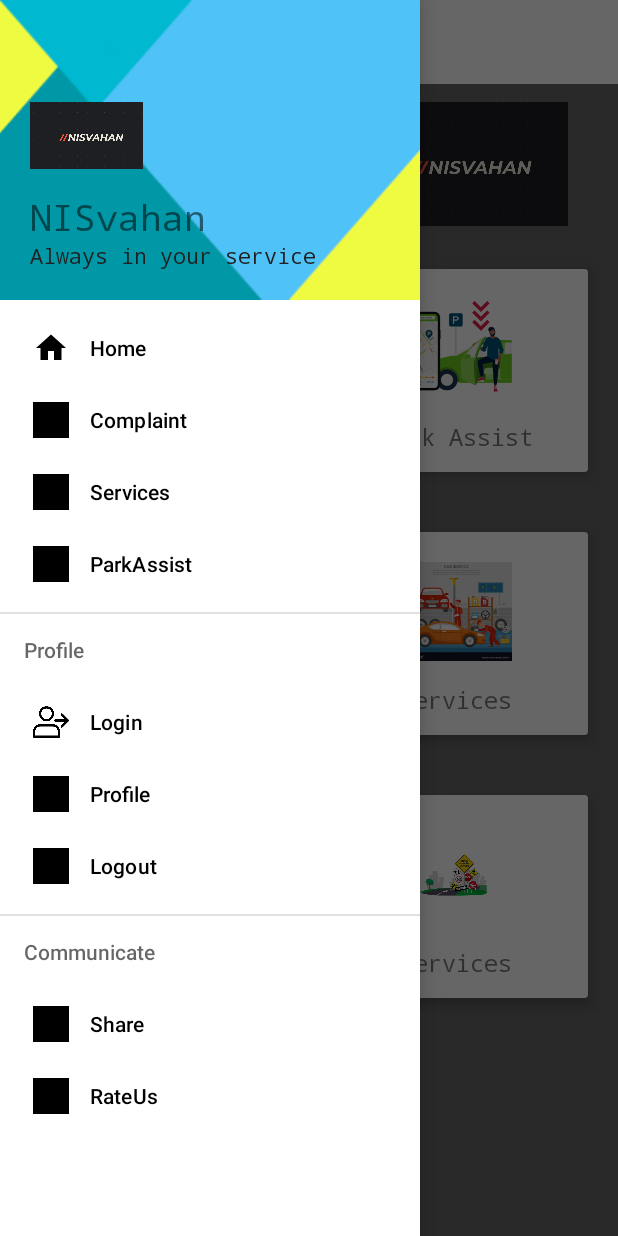
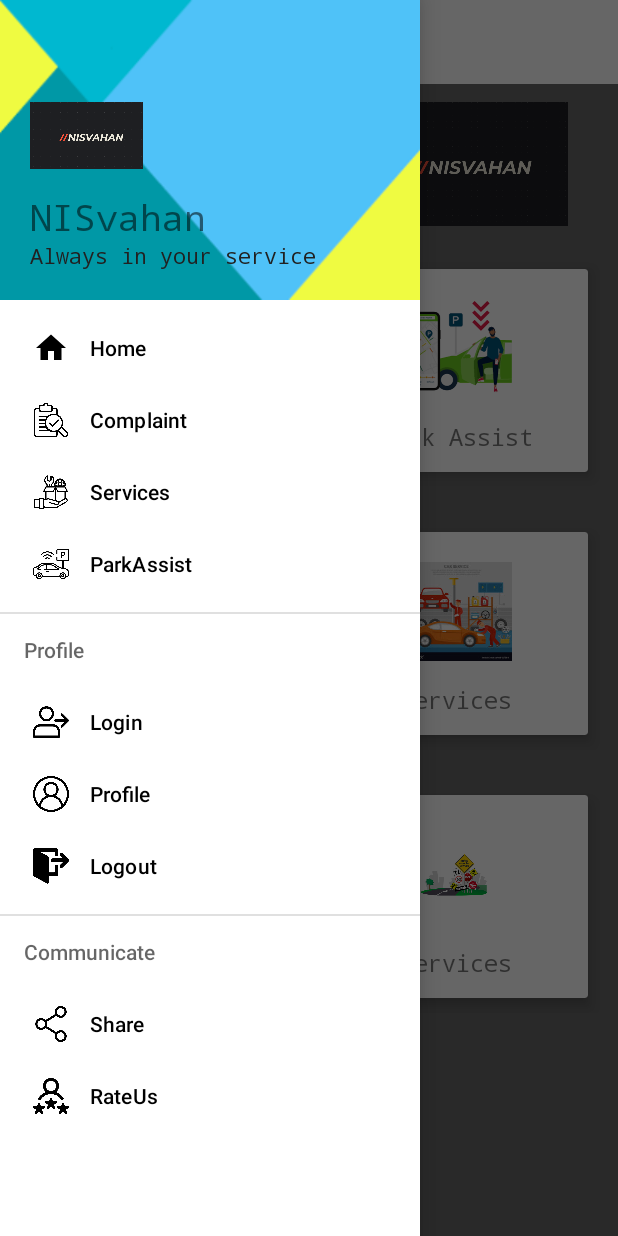
Before and after one commit to rohhhit31/NISvahan, an Android app: the screen it shows after launch (MainActivity), with the side drawer open, on a phone screen of 412 x 824 dp. Run offline under Robolectric (Android 15) with nearby library versions, the light colour scheme and no system bars.

Commit message:
m ni dera

```diff
--- a/app/src/main/res/layout/activity_main.xml
+++ b/app/src/main/res/layout/activity_main.xml
@@ -7,10 +7,12 @@
     android:layout_height="match_parent"
     tools:context=".MainActivity"
     android:fitsSystemWindows="true"
-    tools:openDrawer="start">
+    tools:openDrawer="start"
+    >
     <include
         android:id="@+id/aToolbar"
-        layout="@layout/toolbar"></include>
+        layout="@layout/toolbar"
+        ></include>
 
     <com.google.android.material.navigation.NavigationView
         android:layout_width="wrap_content"
--- a/app/src/main/res/layout/toolbar.xml
+++ b/app/src/main/res/layout/toolbar.xml
@@ -1,6 +1,7 @@
 <?xml version="1.0" encoding="utf-8"?>
 <androidx.appcompat.widget.Toolbar xmlns:android="http://schemas.android.com/apk/res/android"
     android:layout_width="match_parent"
-    android:layout_height="match_parent">
+    android:layout_height="match_parent"
+   >
 
 </androidx.appcompat.widget.Toolbar>
--- a/app/src/main/res/menu/main_menu.xml
+++ b/app/src/main/res/menu/main_menu.xml
@@ -7,15 +7,15 @@
             android:title="@string/home" />
         <item
             android:id="@+id/nav_Complaint"
-            android:icon="@drawable/img"
+            android:icon="@drawable/compmenu"
             android:title="@string/Complaint" />
         <item
             android:id="@+id/nav_Services"
-            android:icon="@drawable/img_3"
+            android:icon="@drawable/servicesmenu"
             android:title="@string/services" />
         <item
             android:id="@+id/nav_parkassist"
-            android:icon="@drawable/img_1"
+            android:icon="@drawable/parkmenu"
             android:title="@string/parkassist" />
     </group>
 
@@ -39,7 +39,7 @@
     </item>
 
 
-    <item android:title="Communicate">
+    <item android:title="@string/communicate">
         <menu>
             <item
                 android:id="@+id/nav_share"
--- a/app/src/main/res/values/strings.xml
+++ b/app/src/main/res/values/strings.xml
@@ -14,5 +14,6 @@
     <string name="RateUs" >RateUs</string>
     <string name="navigation_drawer_open">Open navigation drawer</string>
     <string name="navigation_drawer_close">Close navigation drawer</string>
+    <string name="communicate">Communicate</string>
 
 </resources>
```
Also changed, not shown: app/src/main/res/drawable/abba2.png (added), app/src/main/res/drawable/compmenu.png (added), app/src/main/res/drawable/logout.png, app/src/main/res/drawable/nulll.png (added), app/src/main/res/drawable/nulll2.png (added), app/src/main/res/drawable/nulll3.png (added), app/src/main/res/drawable/parkmenu.png (added), app/src/main/res/drawable/profile.png, app/src/main/res/drawable/rateus.png, app/src/main/res/drawable/servicesmenu.png (added), app/src/main/res/drawable/share.png.
